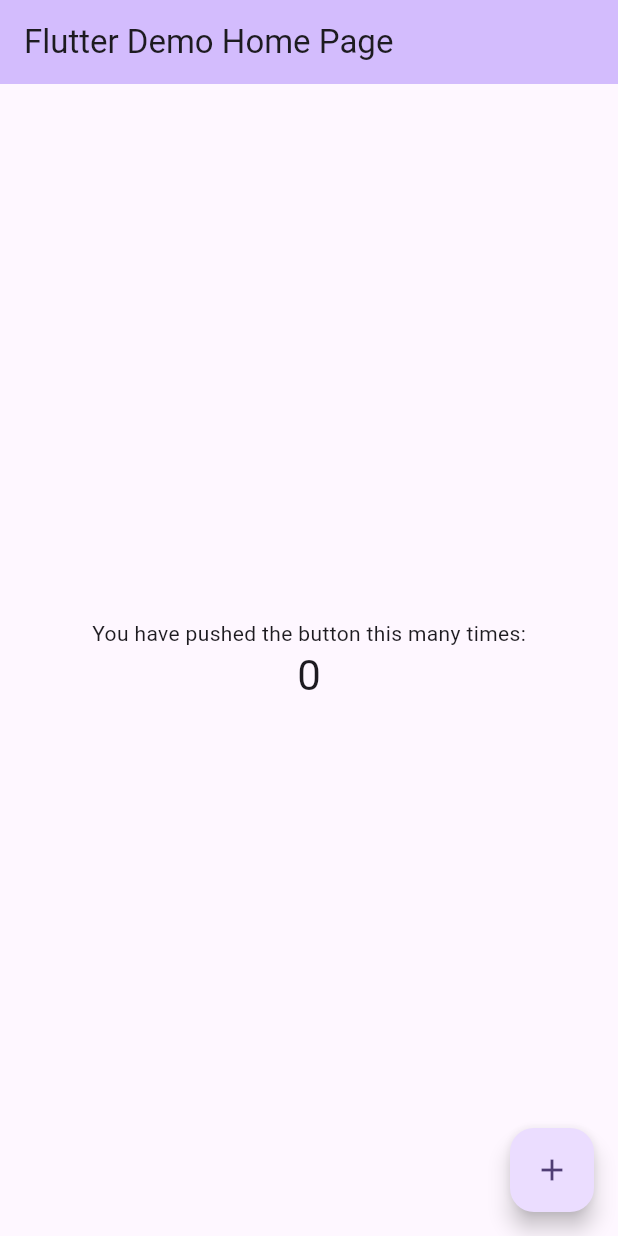
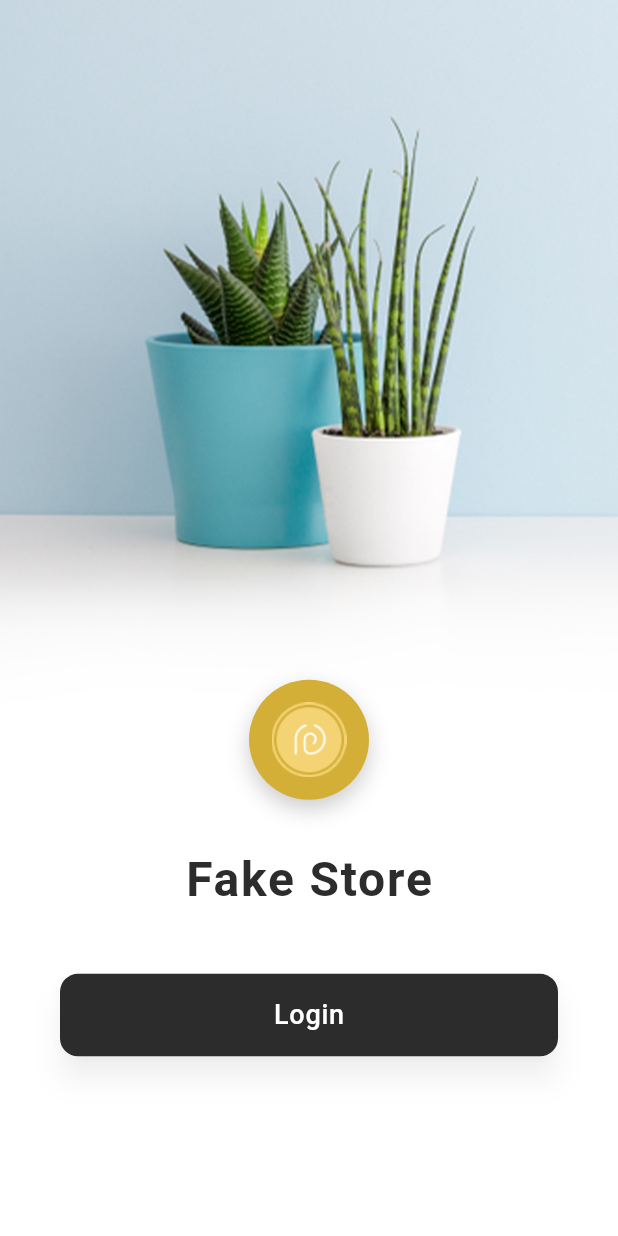
Before and after one commit to tbenjamin1/e_commerce_app, a Flutter app: the screen it shows after launch, on a phone screen of 412 x 824 dp. Run offline on Flutter 3.47's test engine with Material 3 defaults, Android fonts, the phone set to English and light mode, and no system bars.

Commit message:
implementing app authentication and splash

```diff
--- /dev/null
+++ b/lib/auth_screens/splash_screen.dart
@@ -0,0 +1,119 @@
+import 'package:e_commerce_app/auth_screens/LoginScreen.dart';
+import 'package:flutter/material.dart';
+import 'dart:async';
+
+class SplashScreen extends StatefulWidget {
+  @override
+  _SplashScreenState createState() => _SplashScreenState();
+}
+
+class _SplashScreenState extends State<SplashScreen> {
+  @override
+  void initState() {
+    super.initState();
+    Timer(Duration(seconds: 3), () {
+      // Navigator.pushReplacement(context, MaterialPageRoute(builder: (_) => LoginScreen()));
+    });
+  }
+
+  @override
+  Widget build(BuildContext context) {
+    return Scaffold(
+      body: Stack(
+        children: [
+          // Background image
+          Container(
+            width: double.infinity,
+            height: double.infinity,
+            child: Image.asset(
+              'assets/images/splash_image.png',
+              fit: BoxFit.cover,
+            ),
+          ),
+
+          Positioned(
+            // 50% from top
+            top: MediaQuery.of(context).size.height * 0.55,
+            left: 40,
+            right: 40,
+            child: Column(
+              mainAxisSize: MainAxisSize.min,
+              children: [
+                Container(
+                  width: 80,
+                  height: 80,
+                  margin: EdgeInsets.only(bottom: 30),
+                  decoration: BoxDecoration(
+                    color: Color(0xFFD4AF37),
+                    shape: BoxShape.circle,
+                    boxShadow: [
+                      BoxShadow(
+                        color: Colors.black.withOpacity(0.2),
+                        blurRadius: 12,
+                        offset: Offset(0, 6),
+                      ),
+                    ],
+                  ),
+                  child: Center(
+                    child: Image.asset(
+                      'assets/images/Branding.png',
+                      width: 50,
+                      height: 50,
+                      fit: BoxFit.contain,
+                    ),
+                  ),
+                ),
+                Text(
+                  "Fake Store",
+                  style: TextStyle(
+                    fontSize: 32,
+                    fontWeight: FontWeight.w600,
+                    color: Color(0xFF2C2C2C),
+                    letterSpacing: 1.2,
+                    shadows: [
+                      Shadow(
+                        color: Colors.white.withOpacity(0.8),
+                        blurRadius: 4,
+                        offset: Offset(0, 1),
+                      ),
+                    ],
+                  ),
+                ),
+                SizedBox(height: 40),
+                Container(
+                  width: double.infinity,
+                  height: 55,
+                  child: ElevatedButton(
+                    onPressed: () {
+                      Navigator.pushReplacement(
+                        context,
+                        MaterialPageRoute(builder: (_) => LoginScreen()),
+                      );
+                    },
+                    style: ElevatedButton.styleFrom(
+                      backgroundColor: Color(0xFF2C2C2C),
+                      foregroundColor: Colors.white,
+                      elevation: 8,
+                      shadowColor: Colors.black.withOpacity(0.3),
+                      shape: RoundedRectangleBorder(
+                        borderRadius: BorderRadius.circular(12),
+                      ),
+                    ),
+                    child: Text(
+                      "Login",
+                      style: TextStyle(
+                        fontSize: 18,
+                        fontWeight: FontWeight.w500,
+                        letterSpacing: 0.5,
+                      ),
+                    ),
+                  ),
+                ),
+              ],
+            ),
+          ),
+        ],
+      ),
+    );
+  }
+}
--- a/lib/main.dart
+++ b/lib/main.dart
@@ -1,125 +1,18 @@
+import 'package:e_commerce_app/auth_screens/splash_screen.dart';
 import 'package:flutter/material.dart';
 
 void main() {
-  runApp(const MyApp());
+  runApp(MyApp());
 }
 
 class MyApp extends StatelessWidget {
-  const MyApp({super.key});
-
-  // This widget is the root of your application.
   @override
   Widget build(BuildContext context) {
     return MaterialApp(
-      title: 'Flutter Demo',
-      theme: ThemeData(
-        // This is the theme of your application.
-        //
-        // TRY THIS: Try running your application with "flutter run". You'll see
-        // the application has a purple toolbar. Then, without quitting the app,
-        // try changing the seedColor in the colorScheme below to Colors.green
-        // and then invoke "hot reload" (save your changes or press the "hot
-        // reload" button in a Flutter-supported IDE, or press "r" if you used
-        // the command line to start the app).
-        //
-        // Notice that the counter didn't reset back to zero; the application
-        // state is not lost during the reload. To reset the state, use hot
-        // restart instead.
-        //
-        // This works for code too, not just values: Most code changes can be
-        // tested with just a hot reload.
-        colorScheme: ColorScheme.fromSeed(seedColor: Colors.deepPurple),
-        useMaterial3: true,
-      ),
-      home: const MyHomePage(title: 'Flutter Demo Home Page'),
+      title: 'FakeStore App',
+      theme: ThemeData(primarySwatch: Colors.blue),
+      debugShowCheckedModeBanner: false,
+      home: SplashScreen (),
     );
   }
 }
-
-class MyHomePage extends StatefulWidget {
-  const MyHomePage({super.key, required this.title});
-
-  // This widget is the home page of your application. It is stateful, meaning
-  // that it has a State object (defined below) that contains fields that affect
-  // how it looks.
-
-  // This class is the configuration for the state. It holds the values (in this
-  // case the title) provided by the parent (in this case the App widget) and
-  // used by the build method of the State. Fields in a Widget subclass are
-  // always marked "final".
-
-  final String title;
-
-  @override
-  State<MyHomePage> createState() => _MyHomePageState();
-}
-
-class _MyHomePageState extends State<MyHomePage> {
-  int _counter = 0;
-
-  void _incrementCounter() {
-    setState(() {
-      // This call to setState tells the Flutter framework that something has
-      // changed in this State, which causes it to rerun the build method below
-      // so that the display can reflect the updated values. If we changed
-      // _counter without calling setState(), then the build method would not be
-      // called again, and so nothing would appear to happen.
-      _counter++;
-    });
-  }
-
-  @override
-  Widget build(BuildContext context) {
-    // This method is rerun every time setState is called, for instance as done
-    // by the _incrementCounter method above.
-    //
-    // The Flutter framework has been optimized to make rerunning build methods
-    // fast, so that you can just rebuild anything that needs updating rather
-    // than having to individually change instances of widgets.
-    return Scaffold(
-      appBar: AppBar(
-        // TRY THIS: Try changing the color here to a specific color (to
-        // Colors.amber, perhaps?) and trigger a hot reload to see the AppBar
-        // change color while the other colors stay the same.
-        backgroundColor: Theme.of(context).colorScheme.inversePrimary,
-        // Here we take the value from the MyHomePage object that was created by
-        // the App.build method, and use it to set our appbar title.
-        title: Text(widget.title),
-      ),
-      body: Center(
-        // Center is a layout widget. It takes a single child and positions it
-        // in the middle of the parent.
-        child: Column(
-          // Column is also a layout widget. It takes a list of children and
-          // arranges them vertically. By default, it sizes itself to fit its
-          // children horizontally, and tries to be as tall as its parent.
-          //
-          // Column has various properties to control how it sizes itself and
-          // how it positions its children. Here we use mainAxisAlignment to
-          // center the children vertically; the main axis here is the vertical
-          // axis because Columns are vertical (the cross axis would be
-          // horizontal).
-          //
-          // TRY THIS: Invoke "debug painting" (choose the "Toggle Debug Paint"
-          // action in the IDE, or press "p" in the console), to see the
-          // wireframe for each widget.
-          mainAxisAlignment: MainAxisAlignment.center,
-          children: <Widget>[
-            const Text(
-              'You have pushed the button this many times:',
-            ),
-            Text(
-              '$_counter',
-              style: Theme.of(context).textTheme.headlineMedium,
-            ),
-          ],
-        ),
-      ),
-      floatingActionButton: FloatingActionButton(
-        onPressed: _incrementCounter,
-        tooltip: 'Increment',
-        child: const Icon(Icons.add),
-      ), // This trailing comma makes auto-formatting nicer for build methods.
-    );
-  }
-}
```
Also changed, not shown: lib/auth_screens/LoginScreen.dart (added, +198 -0 lines), lib/home_screens/landing_page.dart (added, +17 -0 lines), pubspec.yaml (+22 -5 lines), assets/images/Branding.png (added), assets/images/splash_image.png (added), assets/splashimage.png (added), pubspec.lock.
